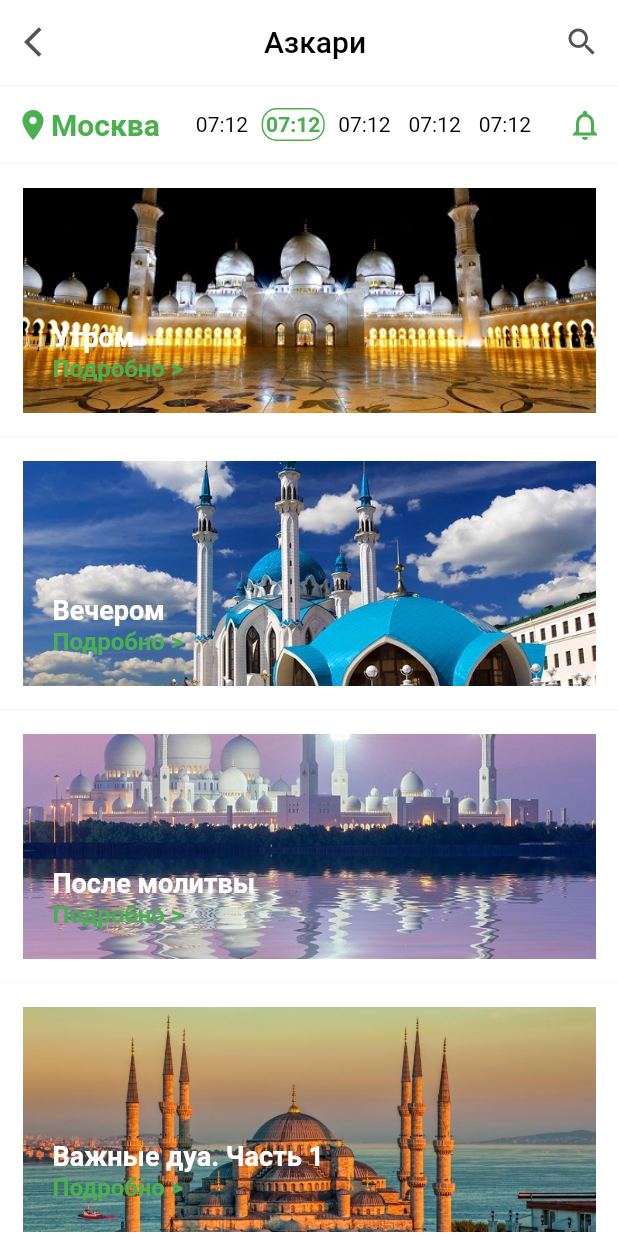
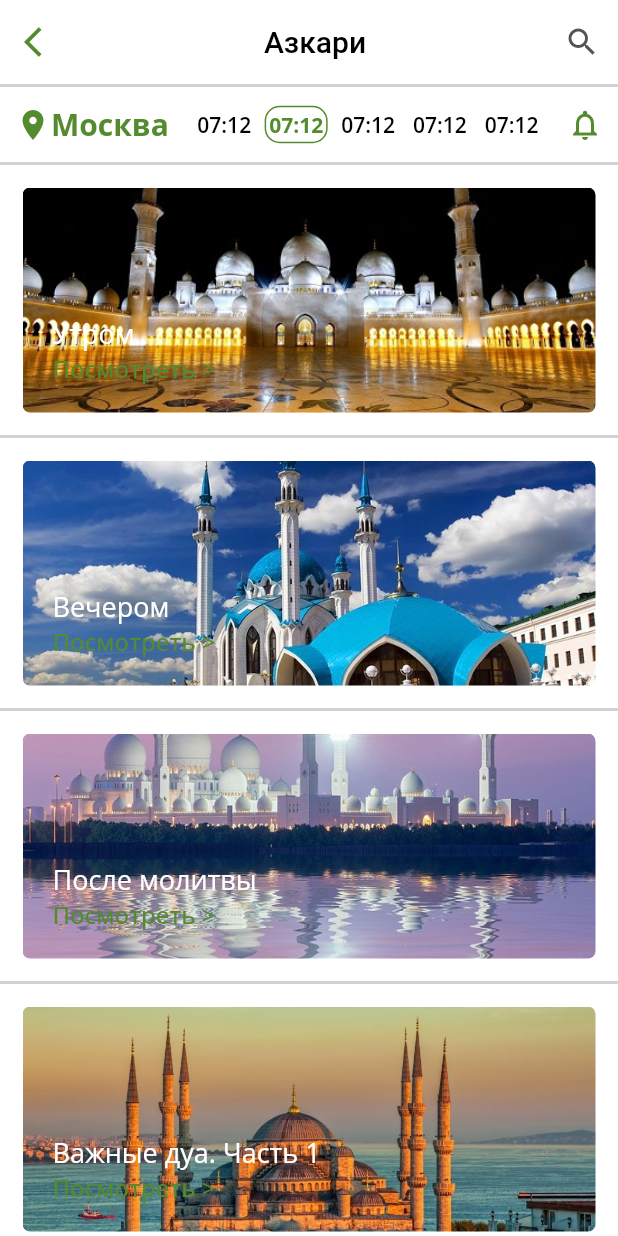
Before and after one commit to AlexandrNavozenko/flutter_azkari_app, a Flutter app: the screen it shows after launch, on a phone screen of 412 x 824 dp. Run offline on Flutter 3.47's test engine with Material 2 defaults, Android fonts, the phone set to English and light mode, and no system bars; our stand-ins replace google_fonts.

Commit message:
update by comment

```diff
--- a/lib/constants.dart
+++ b/lib/constants.dart
@@ -1,4 +1,6 @@
 import 'package:flutter/material.dart';
 
 const kTextColor = Color(0xFF535353);
+const kDefaultTextColor = Color(0xFF558B2F);
+const kDefaultBackgroundColorColor = Color(0xFFD1D1D6);
 const kDefaultPadding = 2.0;
--- a/lib/main.dart
+++ b/lib/main.dart
@@ -1,5 +1,6 @@
 import 'package:flutter/material.dart';
 import 'package:flutter_azkari_app/screens/azkary/azkary.dart';
+import 'package:google_fonts/google_fonts.dart';
 
 import 'Screens/home/home_screen.dart';
 import 'constants.dart';
@@ -20,7 +21,9 @@ class MyApp extends StatelessWidget {
       debugShowCheckedModeBanner: false,
       title: 'Flutter Azkari app',
       theme: ThemeData(
-        textTheme: Theme.of(context).textTheme.apply(bodyColor: kTextColor),
+        textTheme: GoogleFonts.openSansTextTheme(
+          Theme.of(context).textTheme,
+        ),
         visualDensity: VisualDensity.adaptivePlatformDensity,
       ),
       home: HomeScreen(),
--- a/lib/screens/azkary/azkary.dart
+++ b/lib/screens/azkary/azkary.dart
@@ -11,6 +11,7 @@ class Azkary extends StatelessWidget {
     final Map arguments = ModalRoute.of(context).settings.arguments as Map;
     final List<AzkaryModel> azkariesByType = azkaries.where((element) => element.typeAczaryId == arguments['id']).toList();
     return Scaffold(
+      backgroundColor: kDefaultBackgroundColorColor,
       appBar: _buildAppBar(context),
       body: Body(azkariesByType: azkariesByType),
     );
@@ -22,13 +23,13 @@ class Azkary extends StatelessWidget {
       backgroundColor: Colors.white,
       title: Center(
           child: Text(
-            'Азкари',
+            'Азкары',
             style: TextStyle(color: Colors.black),
           )),
       leading: IconButton(
           icon: Icon(
             Icons.arrow_back_ios,
-            color: kTextColor,
+            color: kDefaultTextColor,
           ),
           onPressed: () => Navigator.pop(context)),
       actions: [
--- a/lib/screens/azkary/components/detail_card.dart
+++ b/lib/screens/azkary/components/detail_card.dart
@@ -46,7 +46,7 @@ class DetailCard extends StatelessWidget {
             margin: EdgeInsets.only(top: kDefaultPadding),
             color: Colors.white,
             width: double.infinity,
-            padding: EdgeInsets.symmetric(horizontal: 10.0, vertical: 10.0),
+            padding: EdgeInsets.symmetric(horizontal: 15.0, vertical: 15.0),
             child: Text(
               description,
               style: TextStyle(fontWeight: FontWeight.w600, fontSize: 18.0),
--- /dev/null
+++ b/lib/screens/components/time_decoration.dart
@@ -0,0 +1,39 @@
+import 'package:flutter/material.dart';
+
+import '../../constants.dart';
+
+class TimeDecoration extends StatelessWidget {
+  const TimeDecoration({
+    Key key,
+    @required this.isDecoration,
+    @required this.title,
+  }) : super(key: key);
+
+  final bool isDecoration;
+  final String title;
+
+  @override
+  Widget build(BuildContext context) {
+    return Container(
+      padding: EdgeInsets.all(2.0),
+      margin: EdgeInsets.symmetric(horizontal: 3.0),
+      decoration: BoxDecoration(
+        border: Border.all(
+          width: 1.0,
+          color: isDecoration ? kDefaultTextColor : Colors.white,
+        ),
+        borderRadius: BorderRadius.all(
+          Radius.circular(10.0),
+        ),
+      ),
+      child: Text(
+        '07:12',
+        style: TextStyle(
+          color: isDecoration ? kDefaultTextColor : Colors.black,
+          fontSize: 14.0,
+          fontWeight: isDecoration ? FontWeight.bold : FontWeight.w600,
+        ),
+      ),
+    );
+  }
+}
--- a/lib/screens/components/time_header.dart
+++ b/lib/screens/components/time_header.dart
@@ -1,6 +1,7 @@
 import 'package:flutter/material.dart';
 
 import '../../constants.dart';
+import 'time_decoration.dart';
 
 class TimeHeader extends StatelessWidget {
   const TimeHeader({
@@ -25,12 +26,12 @@ class TimeHeader extends StatelessWidget {
               children: [
                 Icon(
                   Icons.location_on,
-                  color: Colors.green,
+                  color: kDefaultTextColor,
                 ),
                 Text(
                   'Москва',
                   style: TextStyle(
-                    color: Colors.green,
+                    color: kDefaultTextColor,
                     fontWeight: FontWeight.bold,
                     fontSize: 20.0,
                   ),
@@ -65,7 +66,7 @@ class TimeHeader extends StatelessWidget {
             ),
             Icon(
               Icons.notifications_none,
-              color: Colors.green,
+              color: kDefaultTextColor,
             ),
           ],
         ),
@@ -73,39 +74,3 @@ class TimeHeader extends StatelessWidget {
     );
   }
 }
-
-class TimeDecoration extends StatelessWidget {
-  const TimeDecoration({
-    Key key,
-    @required this.isDecoration,
-    @required this.title,
-  }) : super(key: key);
-
-  final bool isDecoration;
-  final String title;
-
-  @override
-  Widget build(BuildContext context) {
-    return Container(
-      padding: EdgeInsets.all(2.0),
-      margin: EdgeInsets.symmetric(horizontal: 3.0),
-      decoration: BoxDecoration(
-        border: Border.all(
-          width: 1.0,
-          color: isDecoration ? Colors.green : Colors.white,
-        ),
-        borderRadius: BorderRadius.all(
-          Radius.circular(10.0),
-        ),
-      ),
-      child: Text(
-        '07:12',
-        style: TextStyle(
-          color: isDecoration ? Colors.green : Colors.black,
-          fontSize: 14.0,
-          fontWeight: isDecoration ? FontWeight.bold : FontWeight.w400,
-        ),
-      ),
-    );
-  }
-}
--- a/lib/screens/home/components/azkary_card.dart
+++ b/lib/screens/home/components/azkary_card.dart
@@ -25,9 +25,12 @@ class AzkaryCard extends StatelessWidget {
       child: Stack(
         fit: StackFit.expand,
         children: [
-          Image.asset(
-            image,
-            fit: BoxFit.cover,
+          ClipRRect(
+            borderRadius: BorderRadius.circular(5.0),
+            child: Image.asset(
+              image,
+              fit: BoxFit.cover,
+            ),
           ),
           Positioned(
             bottom: 40.0,
@@ -36,7 +39,6 @@ class AzkaryCard extends StatelessWidget {
               title,
               style: TextStyle(
                   color: Colors.white,
-                  fontWeight: FontWeight.bold,
                   fontSize: 18.0),
             ),
           ),
@@ -52,10 +54,9 @@ class AzkaryCard extends StatelessWidget {
                 );
               },
               child: Text(
-                'Подробно >',
+                'Посмотреть >',
                 style: TextStyle(
-                    color: Colors.green,
-                    fontWeight: FontWeight.bold,
+                    color: kDefaultTextColor,
                     fontSize: 16.0),
               ),
             ),
--- a/lib/screens/home/home_screen.dart
+++ b/lib/screens/home/home_screen.dart
@@ -9,6 +9,7 @@ class HomeScreen extends StatelessWidget {
   @override
   Widget build(BuildContext context) {
     return Scaffold(
+      backgroundColor: kDefaultBackgroundColorColor,
       appBar: _buildAppBar(),
       body: Body(),
     );
@@ -26,7 +27,7 @@ class HomeScreen extends StatelessWidget {
       leading: IconButton(
           icon: Icon(
             Icons.arrow_back_ios,
-            color: kTextColor,
+            color: kDefaultTextColor,
           ),
           onPressed: () => print('press BACK')),
       actions: [
--- a/pubspec.yaml
+++ b/pubspec.yaml
@@ -23,6 +23,7 @@ environment:
 dependencies:
   flutter:
     sdk: flutter
+  google_fonts:
 
 
   # The following adds the Cupertino Icons font to your application.
```
Also changed, not shown: pubspec.lock, 1 other file.
